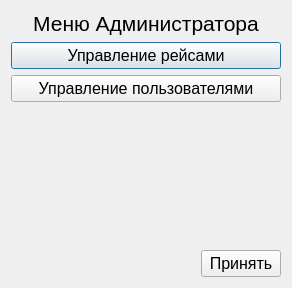
zloysergunya/IS_Airport, file dialog_menuadmin.ui: the form before one commit.
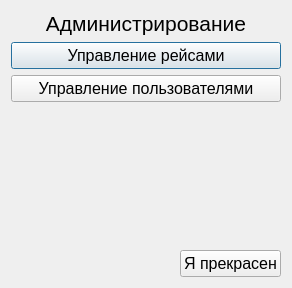
The form after the commit.

```diff
--- a/dialog_menuadmin.ui
+++ b/dialog_menuadmin.ui
@@ -22,7 +22,7 @@
       </font>
      </property>
      <property name="text">
-      <string>Меню Администратора</string>
+      <string>Администрирование</string>
      </property>
      <property name="alignment">
       <set>Qt::AlignCenter</set>
@@ -89,7 +89,7 @@
         </font>
        </property>
        <property name="text">
-        <string>Принять</string>
+        <string>Я прекрасен</string>
        </property>
       </widget>
      </item>
```
